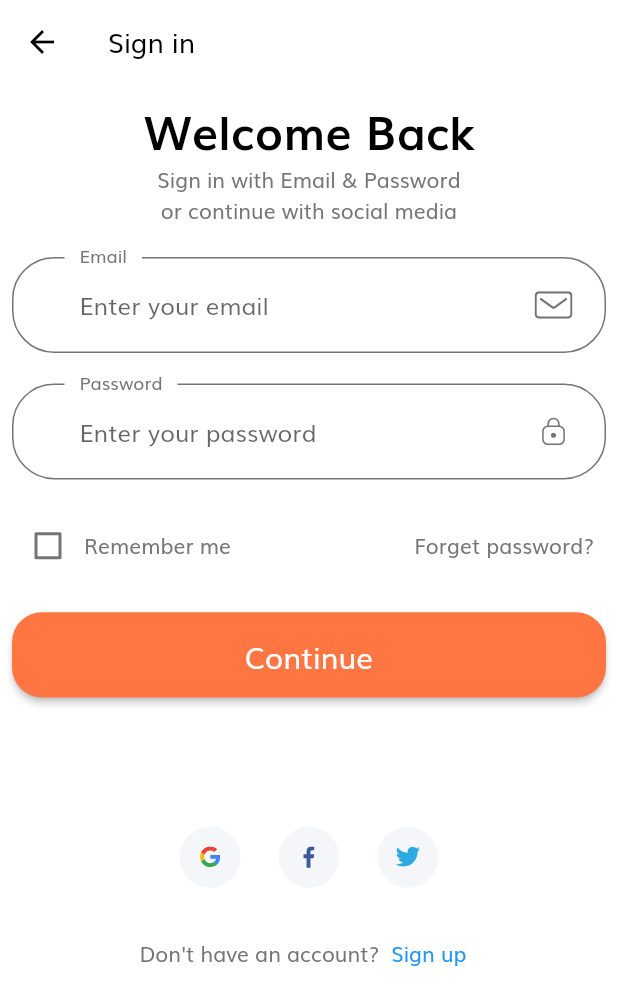
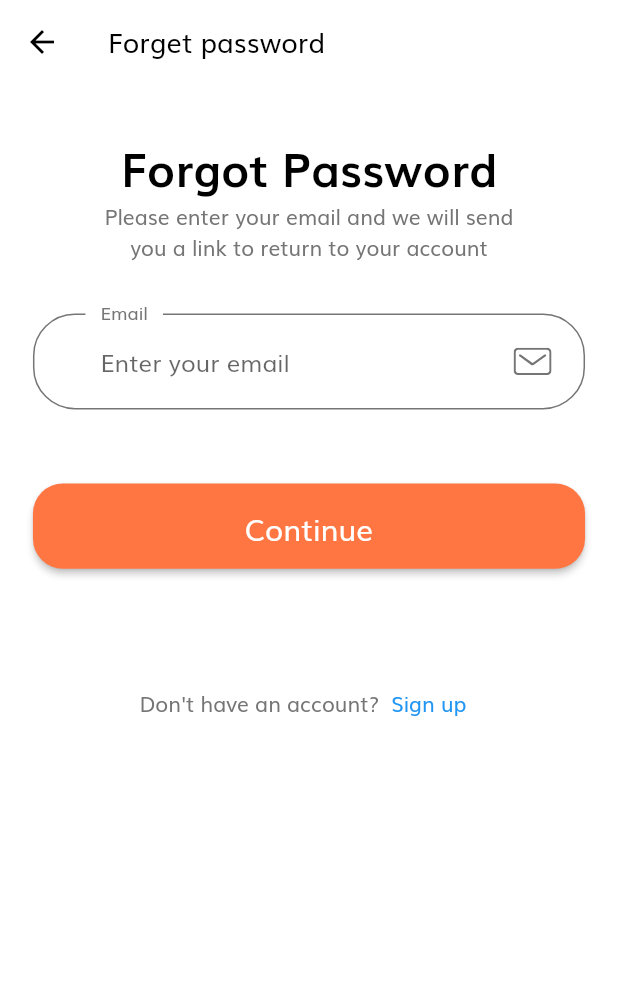
Before and after one commit to muazhussain/share_near_v2, a Flutter app: the screen it shows after launch, on a phone screen of 412 x 824 dp. Shown: the top 1005 px of the screen. Run offline on Flutter 3.47's test engine with Material 2 defaults, Android fonts, the phone set to English and light mode, and no system bars; our stand-ins replace flutter_svg, get.

Commit message:
Forget password screen add

```diff
--- a/lib/main.dart
+++ b/lib/main.dart
@@ -1,6 +1,6 @@
 import 'package:flutter/material.dart';
 import 'package:get/get.dart';
-import 'src/screens/sign-in/sing_in_screen.dart';
+import 'package:share_near_v2/src/screens/forget-password/forget_password_screen.dart';
 import 'src/theme.dart';
 
 void main() {
@@ -15,7 +15,7 @@ class ShareNearApp extends StatelessWidget {
     return GetMaterialApp(
       debugShowCheckedModeBanner: false,
       theme: theme(),
-      home: const SignInScreen(),
+      home: const ForgetPassword(),
     );
   }
 }
--- /dev/null
+++ b/lib/src/screens/forget-password/forget_password_screen.dart
@@ -0,0 +1,80 @@
+import 'package:flutter/material.dart';
+import 'package:share_near_v2/src/components/app_text_form_field.dart';
+import 'package:share_near_v2/src/components/default_button.dart';
+
+import '../../components/no_account_text.dart';
+import '../../size_config.dart';
+
+class ForgetPassword extends StatefulWidget {
+  const ForgetPassword({super.key});
+
+  @override
+  State<ForgetPassword> createState() => _ForgetPasswordState();
+}
+
+class _ForgetPasswordState extends State<ForgetPassword> {
+  final _formKey = GlobalKey<FormState>();
+  @override
+  Widget build(BuildContext context) {
+    SizeConfig().init(context);
+    return Scaffold(
+      appBar: AppBar(
+        title: const Text(
+          'Forget password',
+          style: TextStyle(
+            color: Colors.black,
+          ),
+        ),
+        leading: const BackButton(color: Colors.black),
+      ),
+      body: SizedBox(
+        width: double.infinity,
+        child: SingleChildScrollView(
+          child: Padding(
+            padding: EdgeInsets.symmetric(
+              horizontal: getProportionateScreenWidth(20),
+            ),
+            child: Column(
+              children: [
+                SizedBox(height: SizeConfig.screenHeight * 0.04),
+                Text(
+                  "Forgot Password",
+                  style: TextStyle(
+                    fontSize: getProportionateScreenWidth(28),
+                    color: Colors.black,
+                    fontWeight: FontWeight.bold,
+                  ),
+                ),
+                const Text(
+                  "Please enter your email and we will send \nyou a link to return to your account",
+                  textAlign: TextAlign.center,
+                ),
+                SizedBox(height: SizeConfig.screenHeight * 0.04),
+                Form(
+                  key: _formKey,
+                  child: Column(
+                    children: [
+                      const AppTextFormField(
+                        label: 'Email',
+                        hintText: 'Enter your email',
+                        svgIcon: 'assets/icons/Mail.svg',
+                        textInputType: TextInputType.emailAddress,
+                      ),
+                      SizedBox(height: SizeConfig.screenHeight * 0.06),
+                      DefaultButton(
+                        text: 'Continue',
+                        press: () {},
+                      ),
+                    ],
+                  ),
+                ),
+                SizedBox(height: SizeConfig.screenHeight * 0.08),
+                const NoAccountText(),
+              ],
+            ),
+          ),
+        ),
+      ),
+    );
+  }
+}
--- a/lib/src/screens/sign-in/componenets/sign_in_form.dart
+++ b/lib/src/screens/sign-in/componenets/sign_in_form.dart
@@ -1,5 +1,4 @@
 import 'package:flutter/material.dart';
-
 import '../../../components/app_text_form_field.dart';
 import '../../../components/default_button.dart';
 import '../../../components/no_account_text.dart';
@@ -23,27 +22,21 @@ class _SignInFormState extends State<SignInForm> {
       key: _formkey,
       child: Column(
         children: [
-          SizedBox(
-            height: getProportionateScreenHeight(20),
-          ),
+          SizedBox(height: SizeConfig.screenHeight * 0.04),
           const AppTextFormField(
             label: 'Email',
             hintText: 'Enter your email',
             textInputType: TextInputType.emailAddress,
             svgIcon: 'assets/icons/Mail.svg',
           ),
-          SizedBox(
-            height: getProportionateScreenHeight(20),
-          ),
+          SizedBox(height: SizeConfig.screenHeight * 0.04),
           const AppTextFormField(
             label: 'Password',
             hintText: 'Enter your password',
             obscure: true,
             svgIcon: 'assets/icons/Lock.svg',
           ),
-          SizedBox(
-            height: getProportionateScreenHeight(20),
-          ),
+          SizedBox(height: SizeConfig.screenHeight * 0.04),
           Row(
             children: [
               Checkbox(
@@ -65,13 +58,8 @@ class _SignInFormState extends State<SignInForm> {
               ),
             ],
           ),
-          SizedBox(
-            height: getProportionateScreenHeight(20),
-          ),
+          SizedBox(height: SizeConfig.screenHeight * 0.04),
           DefaultButton(text: 'Continue', press: () {}),
-          SizedBox(
-            height: getProportionateScreenHeight(20),
-          ),
           SizedBox(height: SizeConfig.screenHeight * 0.08),
           Row(
             mainAxisAlignment: MainAxisAlignment.center,
@@ -90,9 +78,7 @@ class _SignInFormState extends State<SignInForm> {
               ),
             ],
           ),
-          SizedBox(
-            height: getProportionateScreenHeight(20),
-          ),
+          SizedBox(height: SizeConfig.screenHeight * 0.04),
           const NoAccountText(),
         ],
       ),
```
